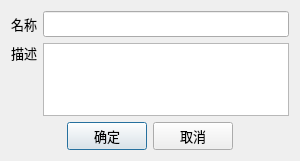
The window that BmpManager/custom/dialognewfolder.ui (luckyPtr/BitmapStudio) describes before a commit, drawn with Qt 5.
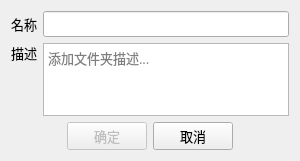
The same window after the commit.

Commit message: 修改新建图片和文件夹的命名检查方式

Diff of the .ui file:
```diff
--- a/BmpManager/custom/dialognewfolder.ui
+++ b/BmpManager/custom/dialognewfolder.ui
@@ -75,6 +75,9 @@
        <pointsize>10</pointsize>
       </font>
      </property>
+     <property name="placeholderText">
+      <string>添加文件夹描述...</string>
+     </property>
     </widget>
    </item>
    <item row="2" column="0" colspan="2">
@@ -94,6 +97,9 @@
      </item>
      <item>
       <widget class="QPushButton" name="btnOK">
+       <property name="enabled">
+        <bool>false</bool>
+       </property>
        <property name="font">
         <font>
          <pointsize>10</pointsize>
```
The commit also changes 6 other files.
